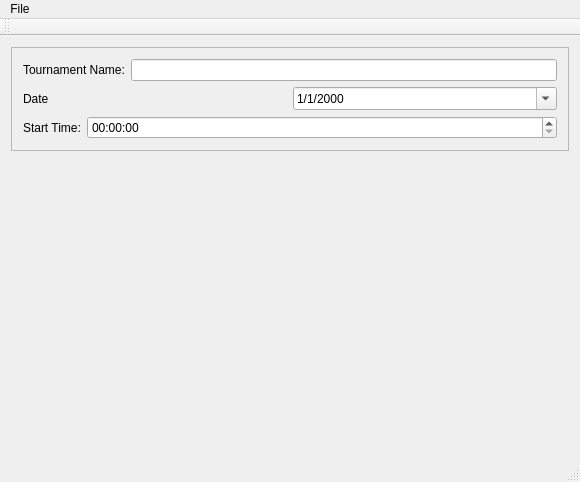
Before: the Qt Designer form JudoMasterMainWindow.ui in gcdean/JudoMaster, drawn with Qt 5.
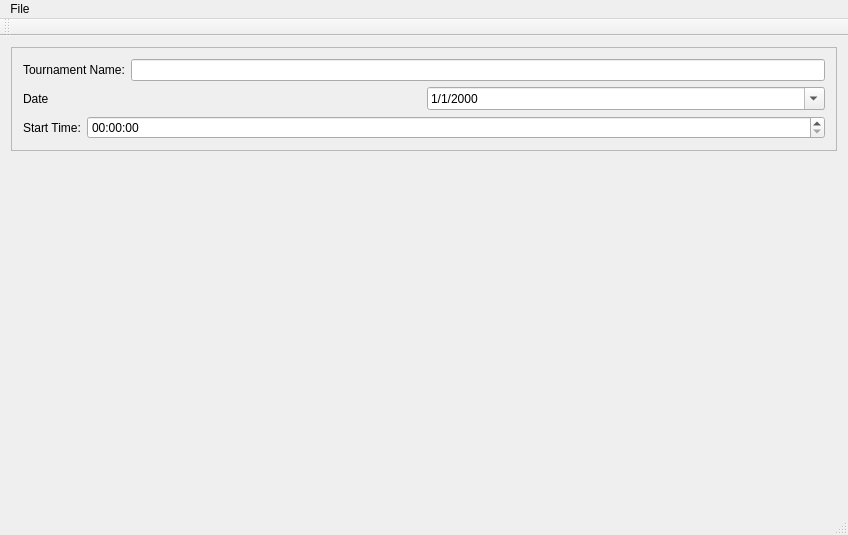
After: the same form once the commit is applied. Custom widgets are drawn as their Qt base class.

```diff
--- a/JudoMasterMainWindow.ui
+++ b/JudoMasterMainWindow.ui
@@ -6,8 +6,8 @@
    <rect>
     <x>0</x>
     <y>0</y>
-    <width>580</width>
-    <height>482</height>
+    <width>848</width>
+    <height>535</height>
    </rect>
   </property>
   <property name="windowTitle">
@@ -130,7 +130,7 @@
     <rect>
      <x>0</x>
      <y>0</y>
-     <width>580</width>
+     <width>848</width>
      <height>22</height>
     </rect>
    </property>
```
